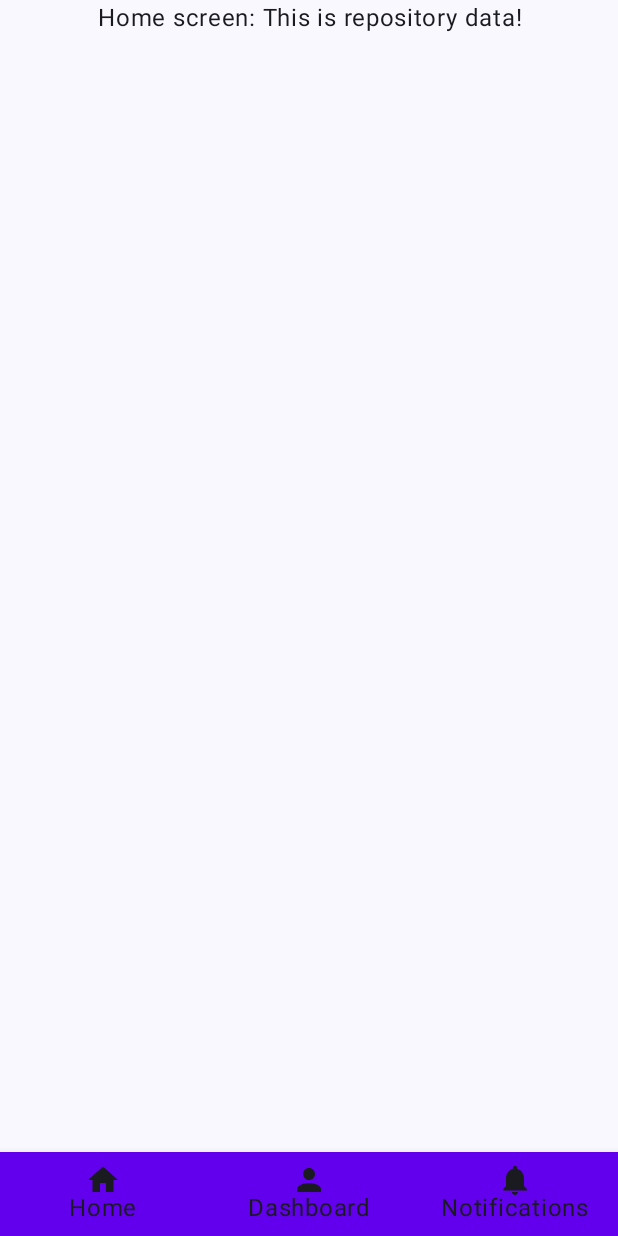
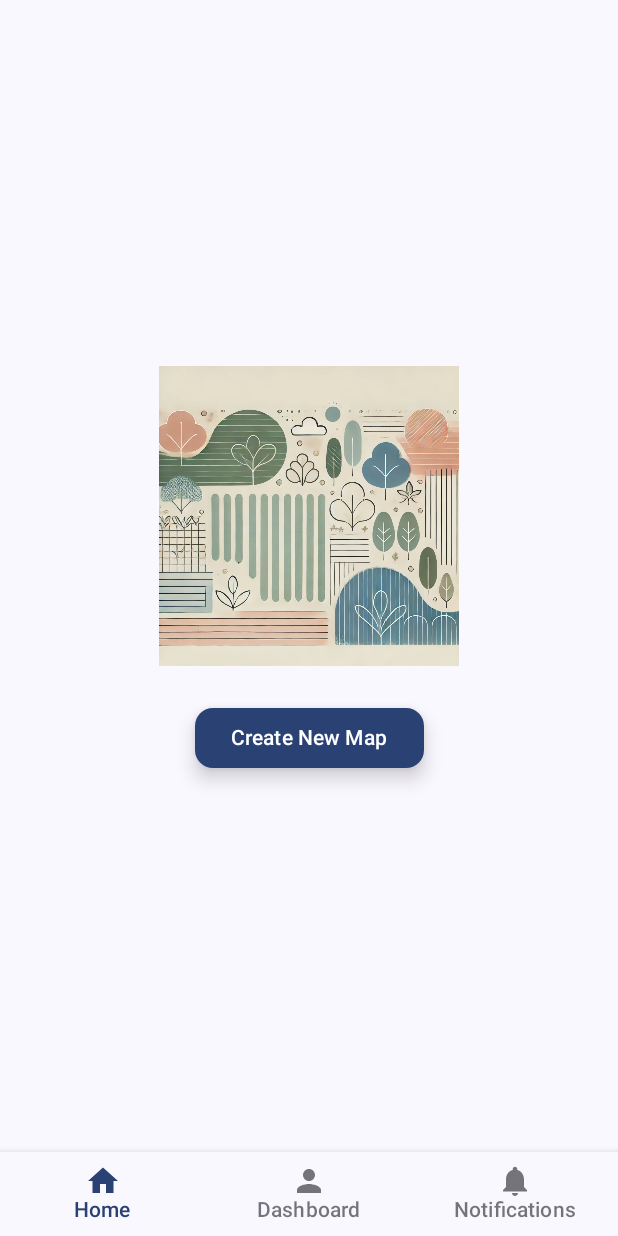
Before and after one commit to szysz3/planty, an Android app built with Jetpack Compose: the screen it shows after launch (MainActivity), on a phone screen of 412 x 824 dp. Run offline under Robolectric (Android 15) with nearby library versions, the phone set to English and light mode, and no system bars; our stand-ins replace Dagger/Hilt's generated code, Timber.

Commit message:
Add initial version of garden map

```diff
--- a/data/build.gradle.kts
+++ b/data/build.gradle.kts
@@ -7,7 +7,7 @@ plugins {
 
 android {
     namespace = "szysz3.planty.data"
-    compileSdk = 34
+    compileSdk = 35
 
     defaultConfig {
         minSdk = 30
--- a/domain/build.gradle.kts
+++ b/domain/build.gradle.kts
@@ -7,7 +7,7 @@ plugins {
 
 android {
     namespace = "szysz3.planty.domain"
-    compileSdk = 34
+    compileSdk = 35
 
     defaultConfig {
         minSdk = 30
--- a/gradle.properties
+++ b/gradle.properties
@@ -21,3 +21,4 @@ kotlin.code.style=official
 # resources declared in the library itself and none from the library's dependencies,
 # thereby reducing the size of the R class for that library
 android.nonTransitiveRClass=true
+android.defaults.buildfeatures.buildconfig=true
--- a/gradle/libs.versions.toml
+++ b/gradle/libs.versions.toml
@@ -13,8 +13,10 @@ appcompat = "1.7.0"
 material = "1.12.0"
 hilt = "2.51.1"
 hilt-compose = "1.2.0"
+timber = "5.0.1"
 
 [libraries]
+timber = { module = "com.jakewharton.timber:timber", version.ref = "timber"}
 androidx-core-ktx = { group = "androidx.core", name = "core-ktx", version.ref = "coreKtx" }
 junit = { group = "junit", name = "junit", version.ref = "junit" }
 androidx-junit = { group = "androidx.test.ext", name = "junit", version.ref = "junitVersion" }
--- a/presentation/build.gradle.kts
+++ b/presentation/build.gradle.kts
@@ -63,6 +63,7 @@ dependencies {
     implementation(libs.hilt.compose)
     kapt(libs.hilt.compiler)
 
+    implementation(libs.timber)
     implementation(libs.androidx.core.ktx)
     implementation(libs.androidx.lifecycle.runtime.ktx)
     implementation(libs.androidx.activity.compose)
--- a/presentation/src/main/java/szysz3/planty/app/PlantyApp.kt
+++ b/presentation/src/main/java/szysz3/planty/app/PlantyApp.kt
@@ -2,6 +2,15 @@ package szysz3.planty.app
 
 import android.app.Application
 import dagger.hilt.android.HiltAndroidApp
+import szysz3.planty.BuildConfig
+import timber.log.Timber
 
 @HiltAndroidApp
-class PlantyApp : Application()
+class PlantyApp : Application() {
+    override fun onCreate() {
+        super.onCreate()
+        if (BuildConfig.DEBUG) {
+            Timber.plant(Timber.DebugTree())
+        }
+    }
+}
--- /dev/null
+++ b/presentation/src/main/java/szysz3/planty/screen/home/DimensionsInput.kt
@@ -0,0 +1,100 @@
+package szysz3.planty.screen.home
+
+import androidx.compose.foundation.background
+import androidx.compose.foundation.layout.Column
+import androidx.compose.foundation.layout.Spacer
+import androidx.compose.foundation.layout.fillMaxWidth
+import androidx.compose.foundation.layout.height
+import androidx.compose.foundation.layout.padding
+import androidx.compose.foundation.shape.RoundedCornerShape
+import androidx.compose.material3.MaterialTheme
+import androidx.compose.material3.Text
+import androidx.compose.material3.TextField
+import androidx.compose.runtime.Composable
+import androidx.compose.runtime.getValue
+import androidx.compose.runtime.mutableStateOf
+import androidx.compose.runtime.remember
+import androidx.compose.runtime.setValue
+import androidx.compose.ui.Alignment
+import androidx.compose.ui.Modifier
+import androidx.compose.ui.draw.clip
+import androidx.compose.ui.unit.dp
+import szysz3.planty.ui.widgets.RoundedButton
+
+@Composable
+fun DimensionsInput(onDimensionsSubmitted: (MapDimensions) -> Unit) {
+    var widthInput by remember { mutableStateOf("") }
+    var heightInput by remember { mutableStateOf("") }
+    var widthError by remember { mutableStateOf(false) }
+    var heightError by remember { mutableStateOf(false) }
+
+    val maxDimension = 50
+
+    Column(
+        modifier = Modifier
+            .fillMaxWidth()
+            .padding(16.dp),
+        horizontalAlignment = Alignment.CenterHorizontally
+    ) {
+        Text(text = "Enter Garden Dimensions", style = MaterialTheme.typography.titleLarge)
+        Spacer(modifier = Modifier.height(8.dp))
+
+        TextField(
+            value = widthInput,
+            onValueChange = { input ->
+                widthInput = input
+                widthError = input.toIntOrNull()?.let { it > maxDimension } ?: false
+            },
+            modifier = Modifier
+                .fillMaxWidth()
+                .clip(RoundedCornerShape(12.dp))
+                .background(MaterialTheme.colorScheme.surface),
+            label = { Text("Width (in cells, max $maxDimension)") },
+            singleLine = true,
+            isError = widthError
+        )
+        if (widthError) {
+            Text(
+                text = "Width cannot exceed $maxDimension",
+                color = MaterialTheme.colorScheme.error,
+                style = MaterialTheme.typography.bodyMedium
+            )
+        }
+
+        TextField(
+            value = heightInput,
+            onValueChange = { input ->
+                heightInput = input
+                heightError = input.toIntOrNull()?.let { it > maxDimension } ?: false
+            },
+            modifier = Modifier
+                .fillMaxWidth()
+                .clip(RoundedCornerShape(12.dp))
+                .background(MaterialTheme.colorScheme.surface),
+            label = { Text("Height (in cells, max $maxDimension)") },
+            singleLine = true,
+            isError = heightError
+        )
+        if (heightError) {
+            Text(
+                text = "Height cannot exceed $maxDimension",
+                color = MaterialTheme.colorScheme.error,
+                style = MaterialTheme.typography.bodyMedium
+            )
+        }
+
+        Spacer(modifier = Modifier.height(16.dp))
+        RoundedButton(
+            onClick = {
+                val width = widthInput.toIntOrNull() ?: 1
+                val height = heightInput.toIntOrNull() ?: 1
+
+                if (width <= maxDimension && height <= maxDimension) {
+                    onDimensionsSubmitted(MapDimensions(width, height))
+                }
+            },
+            enabled = !widthError && !heightError,
+            text = "Confirm"
+        )
+    }
+}
--- /dev/null
+++ b/presentation/src/main/java/szysz3/planty/screen/home/GardenMap.kt
@@ -0,0 +1,56 @@
+package szysz3.planty.screen.home
+
+import androidx.compose.foundation.background
+import androidx.compose.foundation.clickable
+import androidx.compose.foundation.layout.Box
+import androidx.compose.foundation.layout.aspectRatio
+import androidx.compose.foundation.layout.fillMaxWidth
+import androidx.compose.foundation.layout.padding
+import androidx.compose.foundation.lazy.grid.GridCells
+import androidx.compose.foundation.lazy.grid.LazyVerticalGrid
+import androidx.compose.material3.MaterialTheme
+import androidx.compose.material3.Text
+import androidx.compose.runtime.Composable
+import androidx.compose.runtime.mutableStateMapOf
+import androidx.compose.runtime.remember
+import androidx.compose.ui.Alignment
+import androidx.compose.ui.Modifier
+import androidx.compose.ui.unit.dp
+
+@Composable
+fun GardenMap(
+    rows: Int,
+    columns: Int,
+    plants: List<String>,
+    onPlantSelected: (Int, Int, String) -> Unit
+) {
+    val selectedCells = remember { mutableStateMapOf<Pair<Int, Int>, String>() }
+    LazyVerticalGrid(
+        columns = GridCells.Fixed(columns),
+        modifier = Modifier
+            .fillMaxWidth()
+            .aspectRatio(columns / rows.toFloat())
+    ) {
+        items(rows * columns) { index ->
+            val row = index / columns
+            val col = index % columns
+            val plant = selectedCells[row to col]
+            val isSelected = plant != null
+
+            Box(
+                modifier = Modifier
+                    .padding(2.dp)
+                    .background(if (isSelected) MaterialTheme.colorScheme.secondary else MaterialTheme.colorScheme.onBackground)
+                    .aspectRatio(1f)
+                    .clickable {
+                        val selectedPlant = plants.firstOrNull() ?: ""
+                        selectedCells[row to col] = selectedPlant
+                        onPlantSelected(row, col, selectedPlant)
+                    },
+                contentAlignment = Alignment.Center
+            ) {
+                Text(text = plant ?: "")
+            }
+        }
+    }
+}
--- a/presentation/src/main/java/szysz3/planty/screen/home/HomeScreen.kt
+++ b/presentation/src/main/java/szysz3/planty/screen/home/HomeScreen.kt
@@ -1,23 +1,88 @@
 package szysz3.planty.screen.home
 
+import androidx.compose.foundation.Image
+import androidx.compose.foundation.background
+import androidx.compose.foundation.layout.Box
+import androidx.compose.foundation.layout.Column
+import androidx.compose.foundation.layout.Spacer
 import androidx.compose.foundation.layout.fillMaxSize
-import androidx.compose.material3.Text
+import androidx.compose.foundation.layout.height
+import androidx.compose.foundation.layout.size
+import androidx.compose.material.BottomSheetScaffold
+import androidx.compose.material.ExperimentalMaterialApi
+import androidx.compose.material.rememberBottomSheetScaffoldState
+import androidx.compose.material3.MaterialTheme
 import androidx.compose.runtime.Composable
-import androidx.compose.runtime.collectAsState
+import androidx.compose.runtime.LaunchedEffect
 import androidx.compose.runtime.getValue
+import androidx.compose.runtime.mutableStateOf
+import androidx.compose.runtime.remember
+import androidx.compose.runtime.setValue
+import androidx.compose.ui.Alignment
 import androidx.compose.ui.Modifier
-import androidx.compose.ui.text.style.TextAlign
+import androidx.compose.ui.res.painterResource
+import androidx.compose.ui.unit.dp
 import androidx.hilt.navigation.compose.hiltViewModel
+import szysz3.planty.R
+import szysz3.planty.ui.widgets.RoundedButton
+import timber.log.Timber
 
+@OptIn(ExperimentalMaterialApi::class)
 @Composable
 fun HomeScreen(viewModel: HomeScreenViewModel = hiltViewModel()) {
+    var gardenDimensions by remember { mutableStateOf<MapDimensions?>(null) }
+    var isBottomSheetVisible by remember { mutableStateOf(false) }
+    val scaffoldState = rememberBottomSheetScaffoldState()
 
-    val sampleData by viewModel.sampleData.collectAsState()
-    viewModel.getSampleData()
+    LaunchedEffect(isBottomSheetVisible) {
+        if (isBottomSheetVisible) {
+            scaffoldState.bottomSheetState.expand()
+        } else {
+            scaffoldState.bottomSheetState.collapse()
+        }
+    }
 
-    Text(
-        text = "Home screen: ${sampleData?.text}",
-        modifier = Modifier.fillMaxSize(),
-        textAlign = TextAlign.Center
-    )
+    BottomSheetScaffold(
+        scaffoldState = scaffoldState,
+        sheetContent = {
+            DimensionsInput(
+                onDimensionsSubmitted = { dimensions ->
+                    gardenDimensions = dimensions
+                    isBottomSheetVisible = false
+                }
+            )
+        },
+        sheetPeekHeight = 0.dp,
+        modifier = Modifier.fillMaxSize()
+    ) {
+        Box(
+            modifier = Modifier
+                .fillMaxSize()
+                .background(MaterialTheme.colorScheme.background),
+            contentAlignment = Alignment.Center
+        ) {
+            if (gardenDimensions != null) {
+                GardenMap(
+                    rows = gardenDimensions?.rowCount ?: 0,
+                    columns = gardenDimensions?.columnCount ?: 0,
+                    plants = listOf("A", "B", "C")
+                ) { row, col, plant ->
+                    Timber.i("GardenMap: $row, $col, $plant")
+                }
+            } else {
+                Column(horizontalAlignment = Alignment.CenterHorizontally) {
+                    Image(
+                        painter = painterResource(id = R.drawable.placeholder),
+                        contentDescription = "Garden map placeholder",
+                        modifier = Modifier.size(200.dp)
+                    )
+                    Spacer(modifier = Modifier.height(16.dp))
+                    RoundedButton(
+                        onClick = { isBottomSheetVisible = true },
+                        text = "Create New Map",
+                    )
+                }
+            }
+        }
+    }
 }
--- /dev/null
+++ b/presentation/src/main/java/szysz3/planty/screen/home/MapDimensions.kt
@@ -0,0 +1,3 @@
+package szysz3.planty.screen.home
+
+data class MapDimensions(val columnCount: Int, val rowCount: Int)
--- a/presentation/src/main/java/szysz3/planty/screen/main/MainScreen.kt
+++ b/presentation/src/main/java/szysz3/planty/screen/main/MainScreen.kt
@@ -9,6 +9,7 @@ import androidx.compose.material.icons.filled.Home
 import androidx.compose.material.icons.filled.Notifications
 import androidx.compose.material.icons.filled.Person
 import androidx.compose.material3.Icon
+import androidx.compose.material3.MaterialTheme
 import androidx.compose.material3.Scaffold
 import androidx.compose.material3.Text
 import androidx.compose.runtime.Composable
@@ -72,14 +73,36 @@ fun BottomNavigationBar(navController: NavHostController) {
         BottomNavItem.Dashboard,
         BottomNavItem.Notifications
     )
-    BottomNavigation {
-        val navBackStackEntry by navController.currentBackStackEntryAsState()
-        val currentRoute = navBackStackEntry?.destination?.route
+    val currentBackStackEntry by navController.currentBackStackEntryAsState()
+    val currentRoute = currentBackStackEntry?.destination?.route
+
+    BottomNavigation(
+        backgroundColor = MaterialTheme.colorScheme.surface, // Theme's surface color for navigation background
+        contentColor = MaterialTheme.colorScheme.onSurface,  // Theme's color for icons and text
+    ) {
         items.forEach { item ->
+            val isSelected = currentRoute == item.route
+
             BottomNavigationItem(
-                icon = { Icon(item.icon, contentDescription = item.title) },
-                label = { Text(item.title) },
-                selected = currentRoute == item.route,
+                icon = {
+                    Icon(
+                        item.icon,
+                        contentDescription = item.title,
+                        tint = if (isSelected) MaterialTheme.colorScheme.primary else MaterialTheme.colorScheme.onSurface.copy(
+                            alpha = 0.6f
+                        ) // Primary color for selected
+                    )
+                },
+                label = {
+                    Text(
+                        item.title,
+                        style = MaterialTheme.typography.labelLarge, // Using theme's label style
+                        color = if (isSelected) MaterialTheme.colorScheme.primary else MaterialTheme.colorScheme.onSurface.copy(
+                            alpha = 0.6f
+                        )
+                    )
+                },
+                selected = isSelected,
                 onClick = {
                     navController.navigate(item.route) {
                         popUpTo(navController.graph.startDestinationId) {
@@ -88,7 +111,9 @@ fun BottomNavigationBar(navController: NavHostController) {
                         launchSingleTop = true
                         restoreState = true
                     }
-                }
+                },
+                selectedContentColor = MaterialTheme.colorScheme.primary, // Selected item color
+                unselectedContentColor = MaterialTheme.colorScheme.onSurface.copy(alpha = 0.6f) // Unselected item color with reduced opacity
             )
         }
     }
--- a/presentation/src/main/java/szysz3/planty/ui/theme/Color.kt
+++ b/presentation/src/main/java/szysz3/planty/ui/theme/Color.kt
@@ -2,10 +2,20 @@ package szysz3.planty.ui.theme
 
 import androidx.compose.ui.graphics.Color
 
-val Purple80 = Color(0xFFD0BCFF)
-val PurpleGrey80 = Color(0xFFCCC2DC)
-val Pink80 = Color(0xFFEFB8C8)
+val SoftGreen = Color(0xFFB2D3C2)
 
-val Purple40 = Color(0xFF6650a4)
-val PurpleGrey40 = Color(0xFF625b71)
-val Pink40 = Color(0xFF7D5260)
+//val CalmBeige = Color(0xFFF5E8C7)
+val CalmBeige = Color(0xFFF5E8C7)
+val LightBrown = Color(0xFFD3B89B)
+val SoftGray = Color(0xFFE7ECEF)
+val AccentGreen = Color(0xFF88C9A1)
+val DarkGreen = Color(0xFF587D71)
+val ErrorRed = Color(0xFFF28B82)
+
+val DeepGreen = Color(0xFF1B3A34)
+val DarkGray = Color(0xFF121212)
+val MutedGreen = Color(0xFF4A7C59)
+val DarkBeige = Color(0xFF3E3A39)
+val SoftOlive = Color(0xFF7B8B7B)
+val AccentTeal = Color(0xFF6C9A8B)
+val ErrorRedDark = Color(0xFFCF6679)
--- /dev/null
+++ b/presentation/src/main/java/szysz3/planty/ui/theme/Shapes.kt
@@ -0,0 +1,11 @@
+package szysz3.planty.ui.theme
+
+import androidx.compose.foundation.shape.RoundedCornerShape
+import androidx.compose.material3.Shapes
+import androidx.compose.ui.unit.dp
+
+val Shapes = Shapes(
+    small = RoundedCornerShape(8.dp),
+    medium = RoundedCornerShape(12.dp),
+    large = RoundedCornerShape(16.dp)
+)
--- a/presentation/src/main/java/szysz3/planty/ui/theme/Theme.kt
+++ b/presentation/src/main/java/szysz3/planty/ui/theme/Theme.kt
@@ -1,6 +1,5 @@
 package szysz3.planty.ui.theme
 
-import android.app.Activity
 import android.os.Build
 import androidx.compose.foundation.isSystemInDarkTheme
 import androidx.compose.material3.MaterialTheme
@@ -9,28 +8,34 @@ import androidx.compose.material3.dynamicDarkColorScheme
 import androidx.compose.material3.dynamicLightColorScheme
 import androidx.compose.material3.lightColorScheme
 import androidx.compose.runtime.Composable
+import androidx.compose.ui.graphics.Color
+import androidx.compose.ui.graphics.Color.Companion.DarkGray
 import androidx.compose.ui.platform.LocalContext
 
-private val DarkColorScheme = darkColorScheme(
-    primary = Purple80,
-    secondary = PurpleGrey80,
-    tertiary = Pink80
+private val DarkColorsScheme = darkColorScheme(
+    primary = MutedGreen,
+    onPrimary = Color.White,
+    secondary = AccentTeal,
+    onSecondary = Color.White,
+    background = DarkGray,
+    onBackground = Color(0xFFDADADA),
+    surface = DarkBeige,
+    onSurface = Color.White,
+    error = ErrorRedDark,
+    onError = Color.Black
 )
 
-private val LightColorScheme = lightColorScheme(
-    primary = Purple40,
-    secondary = PurpleGrey40,
-    tertiary = Pink40
-
-    /* Other default colors to override
-    background = Color(0xFFFFFBFE),
-    surface = Color(0xFFFFFBFE),
-    onPrimary = Color.White,
+private val LightColorsScheme = lightColorScheme(
+    primary = SoftGreen,
+    onPrimary = Color.Black,
+    secondary = AccentGreen,
     onSecondary = Color.White,
-    onTertiary = Color.White,
-    onBackground = Color(0xFF1C1B1F),
-    onSurface = Color(0xFF1C1B1F),
-    */
+    background = CalmBeige,
+    onBackground = DarkGreen,
+    surface = SoftGray,
+    onSurface = Color.Black,
+    error = ErrorRed,
+    onError = Color.White
 )
 
 @Composable
@@ -46,13 +51,15 @@ fun PlantyTheme(
             if (darkTheme) dynamicDarkColorScheme(context) else dynamicLightColorScheme(context)
         }
 
-        darkTheme -> DarkColorScheme
-        else -> LightColorScheme
+        darkTheme -> DarkColorsScheme
+        else -> LightColorsScheme
     }
 
     MaterialTheme(
         colorScheme = colorScheme,
         typography = Typography,
-        content = content
+        content = content,
+        shapes = Shapes
+
     )
 }
--- /dev/null
+++ b/presentation/src/main/java/szysz3/planty/ui/widgets/RoundedButton.kt
@@ -0,0 +1,30 @@
+package szysz3.planty.ui.widgets
+
+import androidx.compose.foundation.layout.padding
+import androidx.compose.material3.Button
+import androidx.compose.material3.ButtonDefaults
+import androidx.compose.material3.MaterialTheme
+import androidx.compose.material3.Text
+import androidx.compose.runtime.Composable
+import androidx.compose.ui.Modifier
+import androidx.compose.ui.unit.dp
+
+@Composable
+fun RoundedButton(onClick: () -> Unit, text: String, enabled: Boolean = true) {
+    Button(
+        onClick = onClick,
+        colors = ButtonDefaults.buttonColors(
+            containerColor = MaterialTheme.colorScheme.primary,
+            contentColor = MaterialTheme.colorScheme.onPrimary
+        ),
+        shape = MaterialTheme.shapes.medium,
+        modifier = Modifier.padding(8.dp),
+        enabled = enabled,
+        elevation = ButtonDefaults.buttonElevation(
+            defaultElevation = 8.dp,
+            pressedElevation = 4.dp,
+        ),
+    ) {
+        Text(text = text, style = MaterialTheme.typography.labelLarge)
+    }
+}
```
Also changed, not shown: presentation/src/main/res/drawable/placeholder.webp (added).
